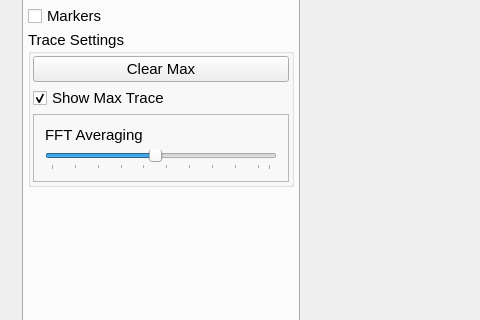
Pacmanfan/SpectralRF, file mainwindow.ui: the form before one commit; both pictures show x 0 to 480 and y 136 to 456 of the 1152 by 670 pixel window.
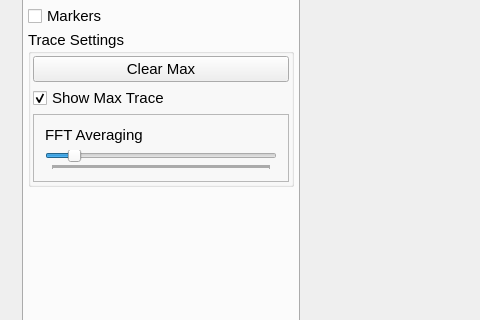
The form after the commit. The open tabs and pages were chosen to show the change. Custom widgets are drawn as their Qt base class.

Diff of the .ui file:
```diff
--- a/mainwindow.ui
+++ b/mainwindow.ui
@@ -649,11 +649,17 @@
                        <number>1</number>
                       </property>
                       <property name="maximum">
-                       <number>20</number>
+                       <number>1000</number>
                       </property>
-                      <property name="value">
+                      <property name="singleStep">
                        <number>10</number>
                       </property>
+                      <property name="pageStep">
+                       <number>100</number>
+                      </property>
+                      <property name="value">
+                       <number>100</number>
+                      </property>
                       <property name="orientation">
                        <enum>Qt::Horizontal</enum>
                       </property>
```
Left out of the diff: 2 changed lines with no effect on the pictures.
